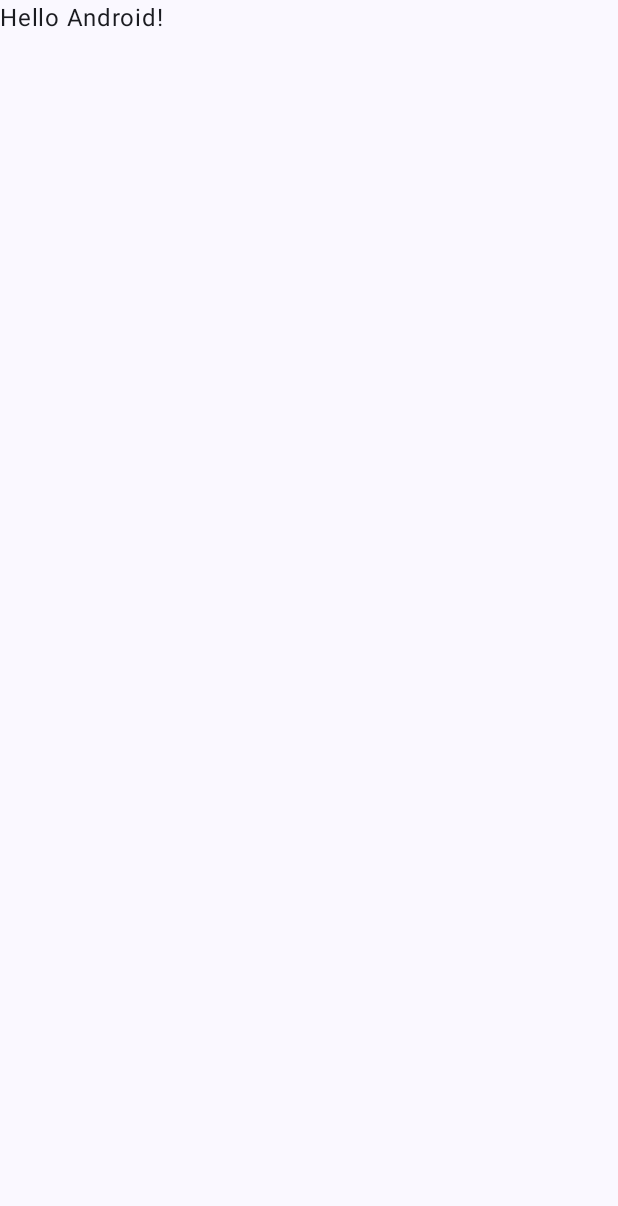
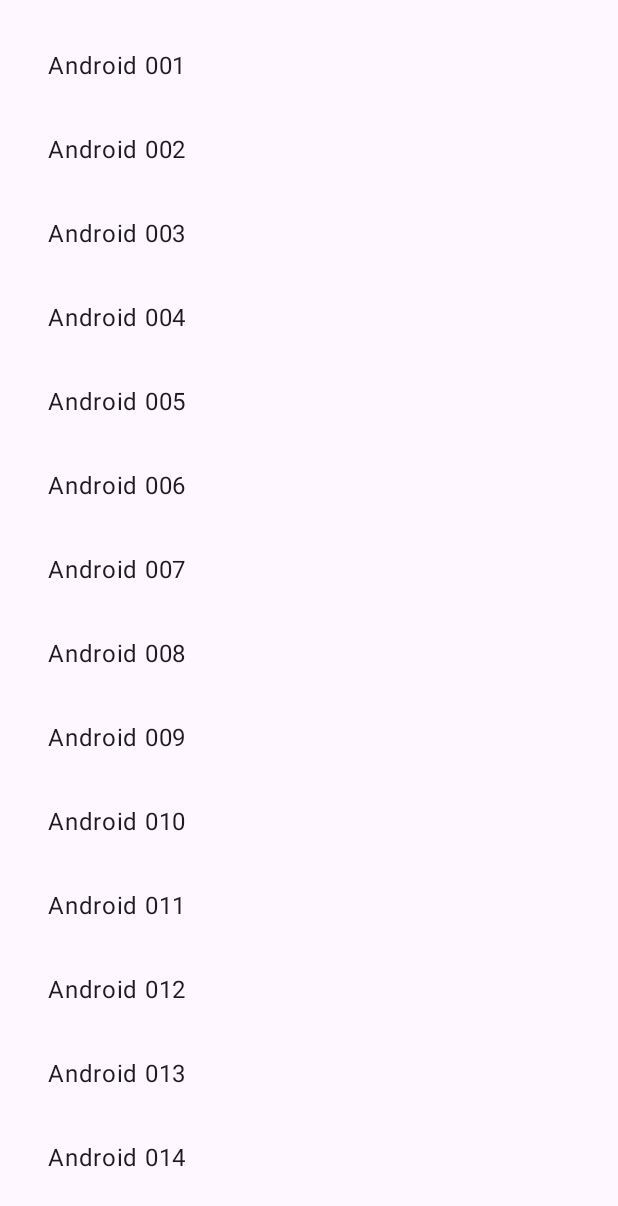
Before and after one commit to subroh0508/versioncatalog-sample, an Android app built with Jetpack Compose: the screen it shows after launch (MainActivity), on a phone screen of 412 x 824 dp. Before the commit the part shown is almost empty. Shown: the top 1206 px of the screen. Run offline under Robolectric (Android 15) with nearby library versions, the phone set to English and light mode, and no system bars.

Commit message:
Add common module

```diff
--- a/app/build.gradle.kts
+++ b/app/build.gradle.kts
@@ -36,6 +36,8 @@ android {
 }
 
 dependencies {
+    implementation(project(":common"))
+
     implementation(libs.androidx.core)
     implementation(libs.androidx.lifecycle.runtime)
     implementation(libs.androidx.activity.compose)
--- a/app/src/main/kotlin/net/subroh0508/versioncatalog/sample/MainActivity.kt
+++ b/app/src/main/kotlin/net/subroh0508/versioncatalog/sample/MainActivity.kt
@@ -10,34 +10,15 @@ import androidx.compose.material3.Text
 import androidx.compose.runtime.Composable
 import androidx.compose.ui.Modifier
 import androidx.compose.ui.tooling.preview.Preview
+import net.subroh0508.versioncatalog.sample.common.App
+import net.subroh0508.versioncatalog.sample.common.theme.Theme
 import net.subroh0508.versioncatalog.sample.ui.theme.VersionCatelogSampleTheme
 
 class MainActivity : ComponentActivity() {
     override fun onCreate(savedInstanceState: Bundle?) {
         super.onCreate(savedInstanceState)
         setContent {
-            VersionCatelogSampleTheme {
-                // A surface container using the 'background' color from the theme
-                Surface(
-                    modifier = Modifier.fillMaxSize(),
-                    color = MaterialTheme.colorScheme.background
-                ) {
-                    Greeting("Android")
-                }
-            }
+            Theme { App() }
         }
     }
 }
-
-@Composable
-fun Greeting(name: String) {
-    Text(text = "Hello $name!")
-}
-
-@Preview(showBackground = true)
-@Composable
-fun DefaultPreview() {
-    VersionCatelogSampleTheme {
-        Greeting("Android")
-    }
-}
--- /dev/null
+++ b/common/src/androidMain/AndroidManifest.xml
@@ -0,0 +1,2 @@
+<?xml version="1.0" encoding="utf-8"?>
+<manifest/>
--- /dev/null
+++ b/common/src/androidMain/kotlin/net/subroh0508/versioncatalog/sample/common/App.android.kt
@@ -0,0 +1,3 @@
+package net.subroh0508.versioncatalog.sample.common
+
+actual fun getPlatformName() = "Android"
--- /dev/null
+++ b/common/src/commonMain/kotlin/net/subroh0508/versioncatalog/sample/common/App.kt
@@ -0,0 +1,37 @@
+package net.subroh0508.versioncatalog.sample.common
+
+import androidx.compose.foundation.clickable
+import androidx.compose.foundation.layout.Column
+import androidx.compose.foundation.layout.fillMaxSize
+import androidx.compose.foundation.layout.padding
+import androidx.compose.foundation.rememberScrollState
+import androidx.compose.foundation.verticalScroll
+import androidx.compose.material3.*
+import androidx.compose.runtime.Composable
+import androidx.compose.ui.Modifier
+import androidx.compose.ui.unit.dp
+
+expect fun getPlatformName(): String
+
+private val items = List(100) {
+    "${getPlatformName()} ${(it + 1).toString().padStart(3, '0')}"
+}
+
+@OptIn(ExperimentalMaterial3Api::class)
+@Composable
+fun App() = Surface(
+    modifier = Modifier.fillMaxSize(),
+    color = MaterialTheme.colorScheme.background,
+) {
+    Column(
+        Modifier.padding(16.dp)
+            .verticalScroll(rememberScrollState()),
+    ) {
+        items.forEach {
+            ListItem(
+                { Text(it) },
+                Modifier.clickable {  },
+            )
+        }
+    }
+}
--- /dev/null
+++ b/common/src/commonMain/kotlin/net/subroh0508/versioncatalog/sample/common/theme/Color.kt
@@ -0,0 +1,11 @@
+package net.subroh0508.versioncatalog.sample.common.theme
+
+import androidx.compose.ui.graphics.Color
+
+val Purple80 = Color(0xFFD0BCFF)
+val PurpleGrey80 = Color(0xFFCCC2DC)
+val Pink80 = Color(0xFFEFB8C8)
+
+val Purple40 = Color(0xFF6650a4)
+val PurpleGrey40 = Color(0xFF625b71)
+val Pink40 = Color(0xFF7D5260)
--- /dev/null
+++ b/common/src/commonMain/kotlin/net/subroh0508/versioncatalog/sample/common/theme/Theme.kt
@@ -0,0 +1,46 @@
+package net.subroh0508.versioncatalog.sample.common.theme
+
+import androidx.compose.foundation.isSystemInDarkTheme
+import androidx.compose.material3.MaterialTheme
+import androidx.compose.material3.darkColorScheme
+import androidx.compose.material3.lightColorScheme
+import androidx.compose.runtime.Composable
+
+private val DarkColorScheme = darkColorScheme(
+    primary = Purple80,
+    secondary = PurpleGrey80,
+    tertiary = Pink80
+)
+
+private val LightColorScheme = lightColorScheme(
+    primary = Purple40,
+    secondary = PurpleGrey40,
+    tertiary = Pink40
+
+    /* Other default colors to override
+    background = Color(0xFFFFFBFE),
+    surface = Color(0xFFFFFBFE),
+    onPrimary = Color.White,
+    onSecondary = Color.White,
+    onTertiary = Color.White,
+    onBackground = Color(0xFF1C1B1F),
+    onSurface = Color(0xFF1C1B1F),
+    */
+)
+
+@Composable
+fun Theme(
+    darkTheme: Boolean = isSystemInDarkTheme(),
+    content: @Composable () -> Unit
+) {
+    val colorScheme = when {
+        darkTheme -> DarkColorScheme
+        else -> LightColorScheme
+    }
+
+    MaterialTheme(
+        colorScheme = colorScheme,
+        typography = Typography,
+        content = content
+    )
+}
--- /dev/null
+++ b/common/src/commonMain/kotlin/net/subroh0508/versioncatalog/sample/common/theme/Type.kt
@@ -0,0 +1,34 @@
+package net.subroh0508.versioncatalog.sample.common.theme
+
+import androidx.compose.material3.Typography
+import androidx.compose.ui.text.TextStyle
+import androidx.compose.ui.text.font.FontFamily
+import androidx.compose.ui.text.font.FontWeight
+import androidx.compose.ui.unit.sp
+
+// Set of Material typography styles to start with
+val Typography = Typography(
+    bodyLarge = TextStyle(
+        fontFamily = FontFamily.Default,
+        fontWeight = FontWeight.Normal,
+        fontSize = 16.sp,
+        lineHeight = 24.sp,
+        letterSpacing = 0.5.sp
+    )
+    /* Other default text styles to override
+    titleLarge = TextStyle(
+        fontFamily = FontFamily.Default,
+        fontWeight = FontWeight.Normal,
+        fontSize = 22.sp,
+        lineHeight = 28.sp,
+        letterSpacing = 0.sp
+    ),
+    labelSmall = TextStyle(
+        fontFamily = FontFamily.Default,
+        fontWeight = FontWeight.Medium,
+        fontSize = 11.sp,
+        lineHeight = 16.sp,
+        letterSpacing = 0.5.sp
+    )
+    */
+)
--- a/desktop/build.gradle.kts
+++ b/desktop/build.gradle.kts
@@ -6,6 +6,8 @@ plugins {
 }
 
 dependencies {
+    implementation(project(":common"))
+
     implementation(compose.runtime)
     implementation(compose.foundation)
     @OptIn(org.jetbrains.compose.ExperimentalComposeLibrary::class)
--- a/desktop/src/main/kotlin/Main.kt
+++ b/desktop/src/main/kotlin/Main.kt
@@ -1,9 +1,10 @@
-import androidx.compose.material3.Text
 import androidx.compose.ui.window.Window
 import androidx.compose.ui.window.application
+import net.subroh0508.versioncatalog.sample.common.App
+import net.subroh0508.versioncatalog.sample.common.theme.Theme
 
 fun main() = application {
     Window(onCloseRequest = ::exitApplication) {
-        Text("Hello, Desktop!")
+        Theme { App() }
     }
 }
--- a/settings.gradle.kts
+++ b/settings.gradle.kts
@@ -17,4 +17,5 @@ dependencyResolutionManagement {
 include(
     ":app",
     ":desktop",
+    ":common",
 )
```
Also changed, not shown: common/build.gradle.kts (added, +42 -0 lines), 1 other file.
